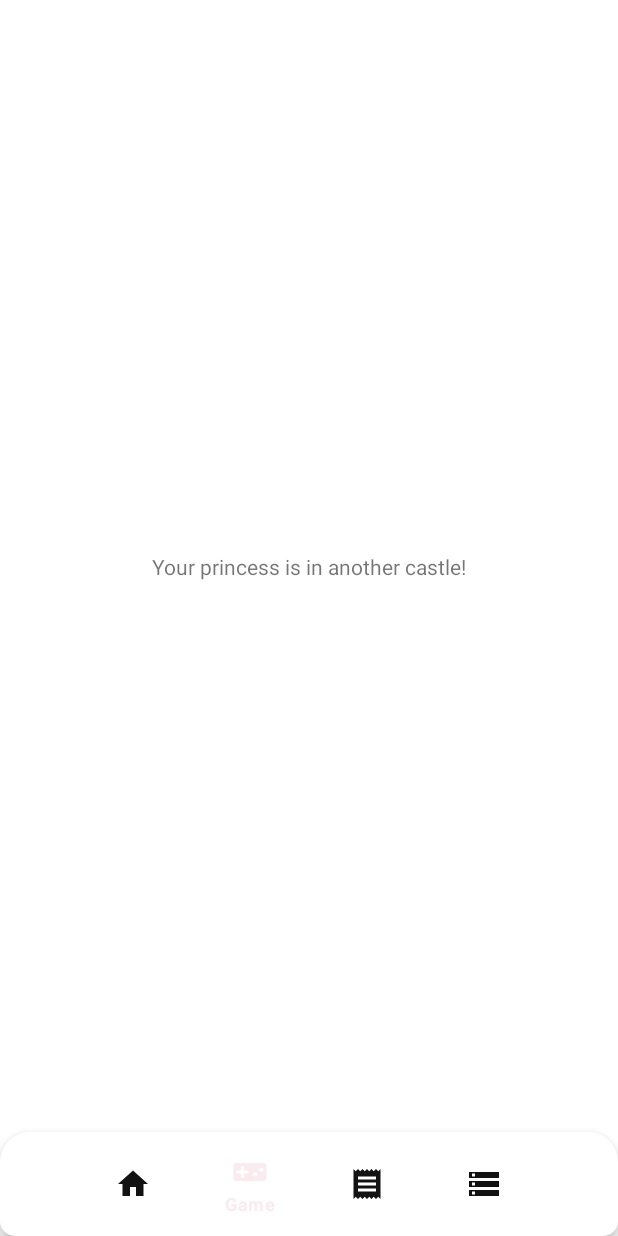
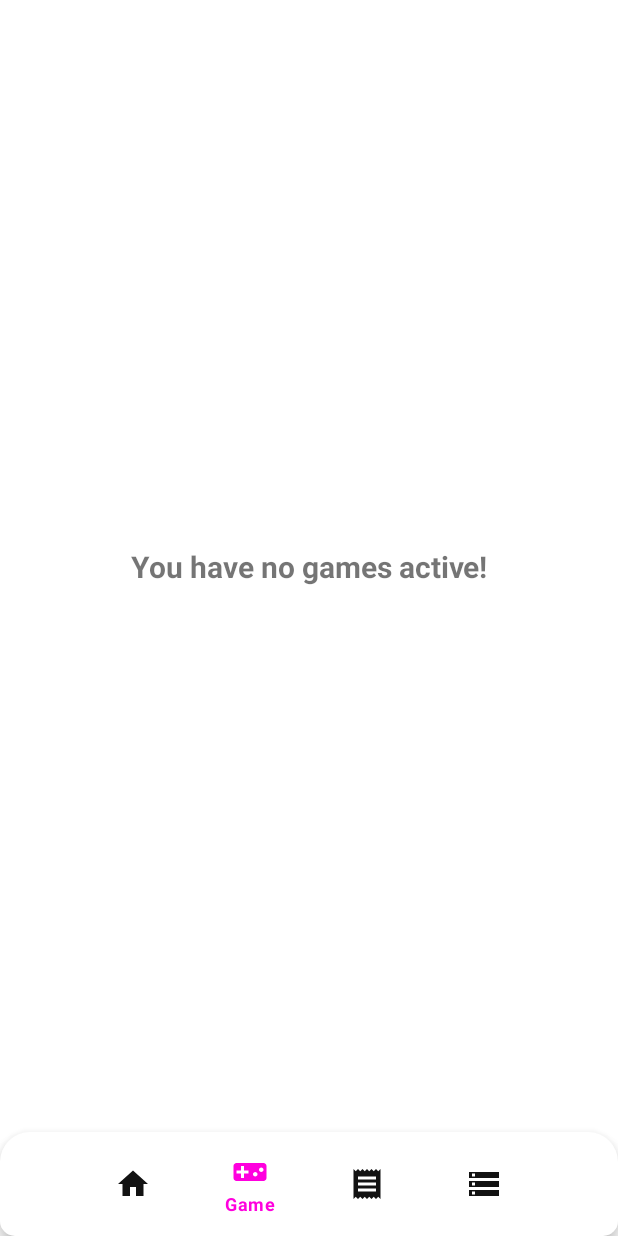
Before and after one commit to DavidsInferno/RememberMyScore, an Android app: the fragment AddRulesFragment placed in its activity, item 2 of the bottom bar chosen, on a phone screen of 412 x 824 dp. Run offline under Robolectric (Android 15) with nearby library versions, the phone set to English and light mode, and no system bars; libraries missing offline, so code that uses them is left out: it.xabaras.android; 4 statements that could not run were skipped.

```diff
--- a/app/build.gradle
+++ b/app/build.gradle
@@ -44,4 +44,6 @@ dependencies {
 
     //https://github.com/xabaras/RecyclerViewSwipeDecorator
     implementation 'it.xabaras.android:recyclerview-swipedecorator:1.2.2'
+
+    implementation 'net.yslibrary.keyboardvisibilityevent:keyboardvisibilityevent:3.0.0-RC2'
 }
--- a/app/src/main/java/com/minisalt/remembermyscore/data/FinishedMatch.kt
+++ b/app/src/main/java/com/minisalt/remembermyscore/data/FinishedMatch.kt
@@ -12,7 +12,7 @@ data class FinishedMatch(
         for (i in sortedList.indices) {
             sortedList[i].playerPosition = i + 1
             if (sortedList[i].playerName == "")
-                sortedList[i].playerName = "Player $i"
+                sortedList[i].playerName = "Player ${i + 1}"
             players[i] = sortedList[i]
         }
     }
--- a/app/src/main/java/com/minisalt/remembermyscore/fragments/AddRulesFragment.kt
+++ b/app/src/main/java/com/minisalt/remembermyscore/fragments/AddRulesFragment.kt
@@ -65,7 +65,7 @@ class AddRulesFragment : Fragment(R.layout.fragment_add_rules), ExitWithAnimatio
 
         initRecyclerView(gameRule.buttons)
 
-        numberInput.setOnKeyListener(View.OnKeyListener { v, keyCode, event ->
+        numberInput.setOnKeyListener(View.OnKeyListener { _, keyCode, event ->
             if (keyCode == KeyEvent.KEYCODE_ENTER && event.action == KeyEvent.ACTION_UP) {
                 addItem()
                 return@OnKeyListener true
--- a/app/src/main/java/com/minisalt/remembermyscore/fragments/GameFragment.kt
+++ b/app/src/main/java/com/minisalt/remembermyscore/fragments/GameFragment.kt
@@ -35,7 +35,6 @@ class GameFragment(val homeData: HomeData? = null) : Fragment(R.layout.fragment_
 
     override fun onViewCreated(view: View, savedInstanceState: Bundle?) {
         super.onViewCreated(view, savedInstanceState)
-
 
         displayedGame = FinishedMatch()
 
@@ -113,8 +112,6 @@ class GameFragment(val homeData: HomeData? = null) : Fragment(R.layout.fragment_
 
         for (i in 0 until amountOfPlayers)
             displayedGame.players.add(PlayerData())
-
-        //playerName = "Player ${i + 1}"
 
         initRecyclerView(displayedGame.players, gameRule)
     }
--- a/app/src/main/java/com/minisalt/remembermyscore/fragments/HomeFragment.kt
+++ b/app/src/main/java/com/minisalt/remembermyscore/fragments/HomeFragment.kt
@@ -27,7 +27,6 @@ class HomeFragment(private val savedGame: Boolean = false) :
 
     override fun onViewCreated(view: View, savedInstanceState: Bundle?) {
         super.onViewCreated(view, savedInstanceState)
-
 
         val allRules = arrayListOf<String>()
 
@@ -81,10 +80,10 @@ class HomeFragment(private val savedGame: Boolean = false) :
         MaterialAlertDialogBuilder(requireContext())
             .setTitle("Start a new game?")
             .setMessage("You currently have a game active. Continuing will start a fresh game.")
-            .setNegativeButton("No") { dialog, which ->
+            .setNegativeButton("No") { dialog, _ ->
                 dialog.dismiss()
             }
-            .setPositiveButton("Start fresh") { dialog, which ->
+            .setPositiveButton("Start fresh") { dialog, _ ->
                 goToGameFragment(homeData)
                 dialog.dismiss()
             }
--- a/app/src/main/java/com/minisalt/remembermyscore/fragments/ScoresFragment.kt
+++ b/app/src/main/java/com/minisalt/remembermyscore/fragments/ScoresFragment.kt
@@ -38,5 +38,4 @@ class ScoresFragment : Fragment(R.layout.fragment_scores) {
         val scoresAdapter = ScoresRecyclerviewAdapter(allMatches, requireContext())
         recyclerViewScores.adapter = scoresAdapter
     }
-
 }
--- a/app/src/main/res/layout/fragment_game.xml
+++ b/app/src/main/res/layout/fragment_game.xml
@@ -53,7 +53,12 @@
         android:layout_width="wrap_content"
         android:layout_height="wrap_content"
         android:layout_gravity="center"
-        android:text="Your princess is in another castle!"
+
+        android:text="You have no games active!"
+        android:textSize="20sp"
+        android:textStyle="bold"
+
+
         android:visibility="gone"
         app:layout_constraintBottom_toBottomOf="parent"
         app:layout_constraintEnd_toEndOf="parent"
--- a/app/src/main/res/values/colors.xml
+++ b/app/src/main/res/values/colors.xml
@@ -2,7 +2,7 @@
 <resources>
     <color name="colorPrimary">#6200EE</color>
     <color name="colorPrimaryDark">#3700B3</color>
-    <color name="colorAccent">#FAEBEF</color>
+    <color name="colorAccent">#FF00DE</color>
 
     <color name="White">#F1F3FF</color>
     <color name="LightPink">#F7CED7</color>
@@ -19,13 +19,6 @@
     <color name="DeleteRed">#C61313</color>
 
 
-    <color name="Gold">#FFDF00</color>
-    <color name="Silver">#C0C0C0</color>
-    <color name="Bronze">#CD7F32</color>
-
-    <color name="OtherRows">#00796B</color>
-
-
     <color name="list_item_bg_collapsed">#E2FAFF</color>
     <color name="list_item_bg_expanded">@android:color/white</color>
 
@@ -34,4 +27,8 @@
 
     <color name="rules_background">#18BDD6</color>
 
+    <!--    Home fragment colours-->
+    <color name="SailorBlue">#00203F</color>
+    <color name="Mint">#ADEFD1</color>
+
 </resources>
```
Also changed, not shown: app/src/main/java/com/minisalt/remembermyscore/recyclerView/adapter/GameAdapter.kt (+38 -4 lines), app/src/main/java/com/minisalt/remembermyscore/recyclerView/adapter/NestedButtonRecyclerViewAdapter.kt (+8 -2 lines), app/src/main/res/layout/game_row.xml (+11 -2 lines).
